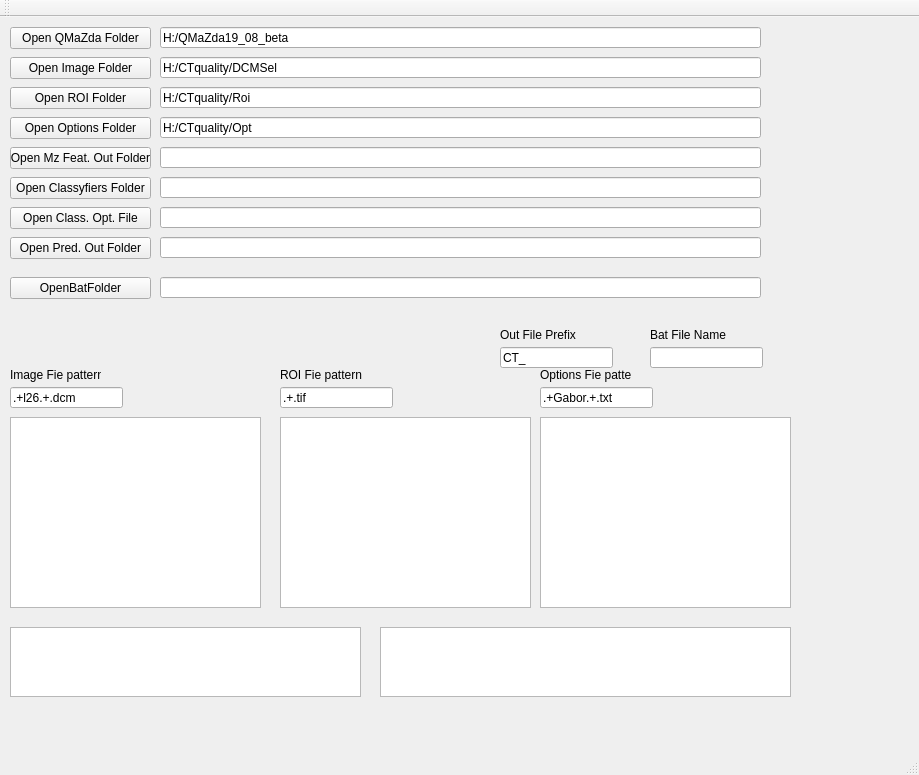
First picture: the form in mainwindow.ui, repository marcinkociolek/MaZdaBat, before the edit.
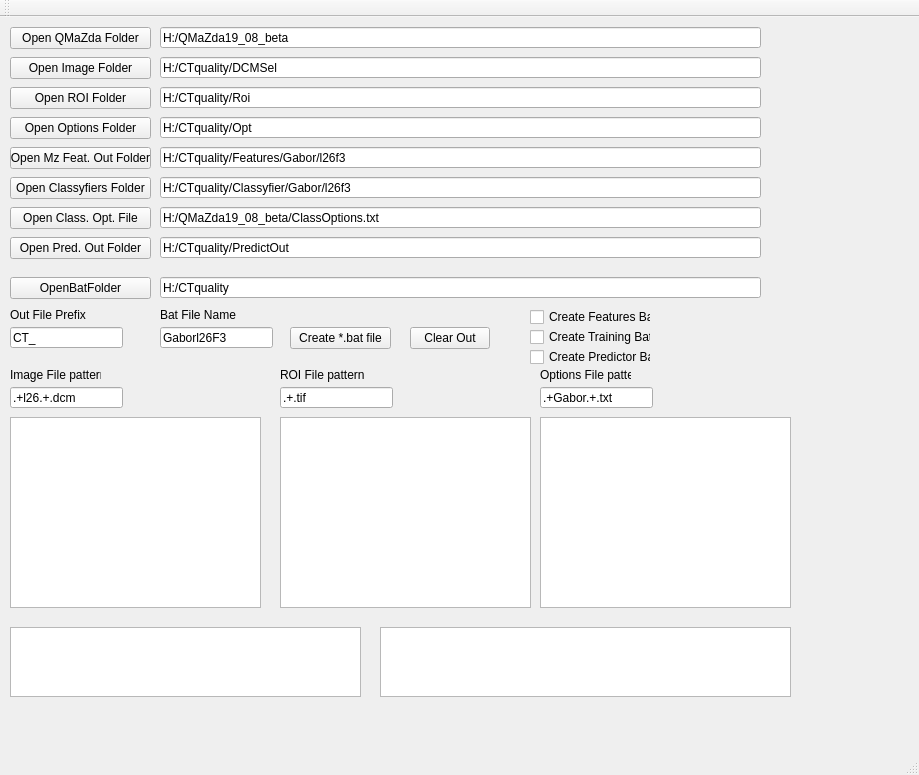
Second picture: the form after the edit.

Commit message: Ready toGo

```diff
--- a/mainwindow.ui
+++ b/mainwindow.ui
@@ -140,12 +140,15 @@
       <height>21</height>
      </rect>
     </property>
+    <property name="text">
+     <string>H:/CTquality/Features/Gabor/l26f3</string>
+    </property>
    </widget>
    <widget class="QLineEdit" name="lineEditOutFilePrefix">
     <property name="geometry">
      <rect>
-      <x>500</x>
-      <y>330</y>
+      <x>10</x>
+      <y>310</y>
       <width>113</width>
       <height>21</height>
      </rect>
@@ -157,8 +160,8 @@
    <widget class="QLabel" name="labelOutFilePrefix">
     <property name="geometry">
      <rect>
-      <x>500</x>
-      <y>310</y>
+      <x>10</x>
+      <y>290</y>
       <width>91</width>
       <height>16</height>
      </rect>
@@ -209,22 +212,28 @@
       <height>21</height>
      </rect>
     </property>
+    <property name="text">
+     <string>H:/CTquality</string>
+    </property>
    </widget>
    <widget class="QLineEdit" name="lineEditBatFileName">
     <property name="geometry">
      <rect>
-      <x>650</x>
-      <y>330</y>
+      <x>160</x>
+      <y>310</y>
       <width>113</width>
       <height>21</height>
      </rect>
     </property>
+    <property name="text">
+     <string>Gaborl26F3</string>
+    </property>
    </widget>
    <widget class="QLabel" name="labelBatFileName">
     <property name="geometry">
      <rect>
-      <x>650</x>
-      <y>310</y>
+      <x>160</x>
+      <y>290</y>
       <width>91</width>
       <height>16</height>
      </rect>
@@ -256,7 +265,7 @@
      </rect>
     </property>
     <property name="text">
-     <string>Image Fie pattern</string>
+     <string>Image File pattern</string>
     </property>
    </widget>
    <widget class="QTextEdit" name="textEditImageFiles">
@@ -291,6 +300,9 @@
       <height>21</height>
      </rect>
     </property>
+    <property name="text">
+     <string>H:/CTquality/Classyfier/Gabor/l26f3</string>
+    </property>
    </widget>
    <widget class="QPushButton" name="pushButtonOpenPredictorOutputFolder">
     <property name="geometry">
@@ -314,6 +326,9 @@
       <height>21</height>
      </rect>
     </property>
+    <property name="text">
+     <string>H:/CTquality/PredictOut</string>
+    </property>
    </widget>
    <widget class="QPushButton" name="pushButtonOpenClassyfiersOptionsFile">
     <property name="geometry">
@@ -337,6 +352,9 @@
       <height>21</height>
      </rect>
     </property>
+    <property name="text">
+     <string>H:/QMaZda19_08_beta/ClassOptions.txt</string>
+    </property>
    </widget>
    <widget class="QLabel" name="labelROIFilePattern">
     <property name="geometry">
@@ -348,7 +366,7 @@
      </rect>
     </property>
     <property name="text">
-     <string>ROI Fie pattern</string>
+     <string>ROI File pattern</string>
     </property>
    </widget>
    <widget class="QLineEdit" name="lineEditROIFilePattern">
@@ -397,7 +415,7 @@
      </rect>
     </property>
     <property name="text">
-     <string>Options Fie pattern</string>
+     <string>Options File pattern</string>
     </property>
    </widget>
    <widget class="QTextEdit" name="textEditOptionsFiles">
@@ -410,6 +428,71 @@
      </rect>
     </property>
    </widget>
+   <widget class="QPushButton" name="pushButtonCreateBatFile">
+    <property name="geometry">
+     <rect>
+      <x>290</x>
+      <y>310</y>
+      <width>101</width>
+      <height>22</height>
+     </rect>
+    </property>
+    <property name="text">
+     <string>Create *.bat file</string>
+    </property>
+   </widget>
+   <widget class="QPushButton" name="pushButtonClearOut">
+    <property name="geometry">
+     <rect>
+      <x>410</x>
+      <y>310</y>
+      <width>80</width>
+      <height>22</height>
+     </rect>
+    </property>
+    <property name="text">
+     <string>Clear Out</string>
+    </property>
+   </widget>
+   <widget class="QCheckBox" name="checkBoxCreateFeaturesBat">
+    <property name="geometry">
+     <rect>
+      <x>530</x>
+      <y>290</y>
+      <width>121</width>
+      <height>20</height>
+     </rect>
+    </property>
+    <property name="text">
+     <string>Create Features Bat</string>
+    </property>
+   </widget>
+   <widget class="QCheckBox" name="checkBoxCreateTrainingBat">
+    <property name="geometry">
+     <rect>
+      <x>530</x>
+      <y>310</y>
+      <width>121</width>
+      <height>20</height>
+     </rect>
+    </property>
+    <property name="text">
+     <string>Create Training Bat</string>
+    </property>
+   </widget>
+   <widget class="QCheckBox" name="checkBoxCreatePredictorBat">
+    <property name="geometry">
+     <rect>
+      <x>530</x>
+      <y>330</y>
+      <width>121</width>
+      <height>20</height>
+     </rect>
+    </property>
+    <property name="text">
+     <string>Create Predictor Bat</string>
+    </property>
+   </widget>
   </widget>
   <widget class="QMenuBar" name="menuBar">
    <property name="geometry">
```
The commit also changes 2 other files.
